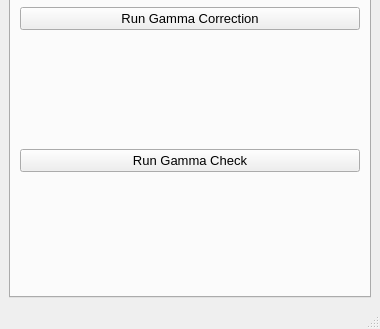
imjal/Four_Channel_MHz_LED_Driver, file Software/GUI_code/QtDesigner_GUI.ui: the form before one commit; both pictures show x 0 to 380 and y 171 to 500 of the 380 by 500 pixel window.
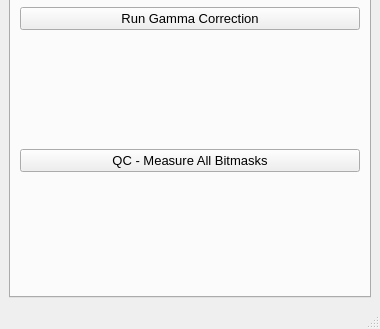
The form after the commit. The open tabs and pages were chosen to show the change. Custom widgets are drawn as their Qt base class.

Commit message: added measurement check for after the measurements work

The edit to the form file:
```diff
--- a/Software/GUI_code/QtDesigner_GUI.ui
+++ b/Software/GUI_code/QtDesigner_GUI.ui
@@ -4880,7 +4880,7 @@
                 <string>Run Gamma Check to Test if the Correction is linear</string>
             </property>
             <property name="text">
-                <string>Run Gamma Check</string>
+                <string>QC - Measure All Bitmasks</string>
             </property>
             </widget>
         </item>
```
Left out of the diff: 4 changed lines with no effect on the pictures. The commit also changes 2 other files.
